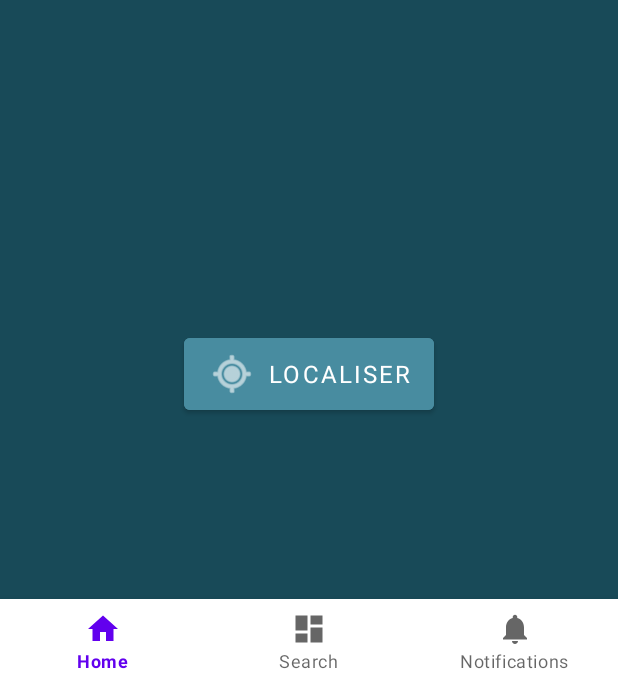
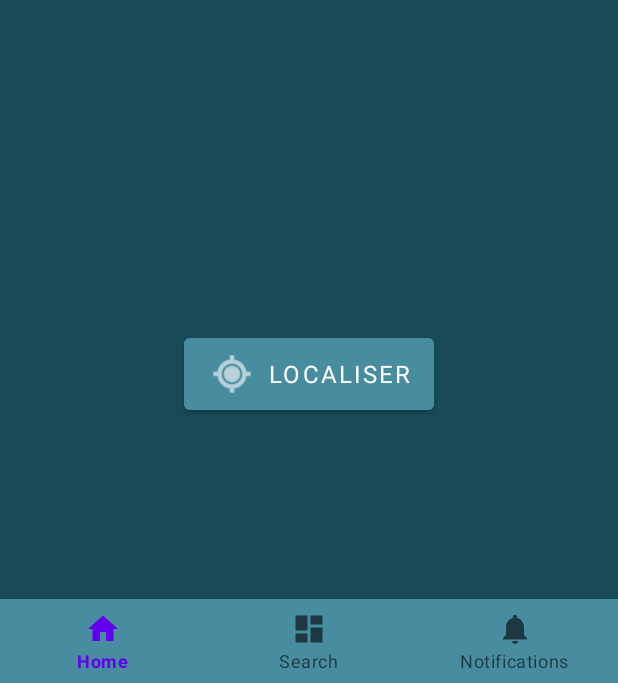
Before and after one commit to Suhhushi/E-thanaV2, an Android app: the screen it shows after launch (MainActivity), on a phone screen of 412 x 824 dp, the part 553-1236 px from its top. Run offline under Robolectric (Android 15) with nearby library versions, the phone set to English and light mode, and no system bars; our stand-ins replace navigation-ui.

Commit message:
change color navbar

```diff
--- a/app/src/main/res/layout/activity_main.xml
+++ b/app/src/main/res/layout/activity_main.xml
@@ -9,9 +9,7 @@
         android:id="@+id/nav_view"
         android:layout_width="0dp"
         android:layout_height="wrap_content"
-        android:layout_marginStart="0dp"
-        android:layout_marginEnd="0dp"
-        android:background="?android:attr/windowBackground"
+        android:background="#488CA0"
         app:layout_constraintBottom_toBottomOf="parent"
         app:layout_constraintLeft_toLeftOf="parent"
         app:layout_constraintRight_toRightOf="parent"
```
